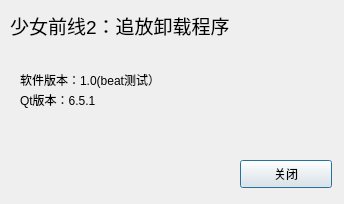
Qt form dialog.ui (haozhan1059267985/GF2unistall) before a commit.
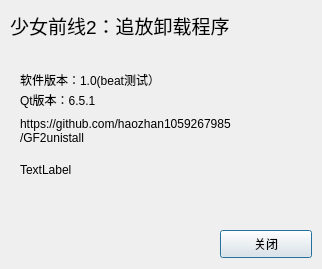
The same form after that commit.

Diff of the .ui file:
```diff
--- a/dialog.ui
+++ b/dialog.ui
@@ -6,8 +6,8 @@
    <rect>
     <x>0</x>
     <y>0</y>
-    <width>344</width>
-    <height>204</height>
+    <width>322</width>
+    <height>269</height>
    </rect>
   </property>
   <property name="windowTitle">
@@ -16,8 +16,8 @@
   <widget class="QPushButton" name="pushButton">
    <property name="geometry">
     <rect>
-     <x>240</x>
-     <y>160</y>
+     <x>220</x>
+     <y>230</y>
      <width>92</width>
      <height>28</height>
     </rect>
@@ -74,7 +74,7 @@
    <property name="geometry">
     <rect>
      <x>20</x>
-     <y>110</y>
+     <y>190</y>
      <width>61</width>
      <height>61</height>
     </rect>
@@ -83,6 +83,33 @@
     <string/>
    </property>
   </widget>
+  <widget class="QLabel" name="label_5">
+   <property name="geometry">
+    <rect>
+     <x>20</x>
+     <y>110</y>
+     <width>311</width>
+     <height>41</height>
+    </rect>
+   </property>
+   <property name="text">
+    <string>https://github.com/haozhan1059267985
+/GF2unistall</string>
+   </property>
+  </widget>
+  <widget class="QLabel" name="label_6">
+   <property name="geometry">
+    <rect>
+     <x>20</x>
+     <y>160</y>
+     <width>281</width>
+     <height>19</height>
+    </rect>
+   </property>
+   <property name="text">
+    <string>TextLabel</string>
+   </property>
+  </widget>
  </widget>
  <resources/>
  <connections>
```
